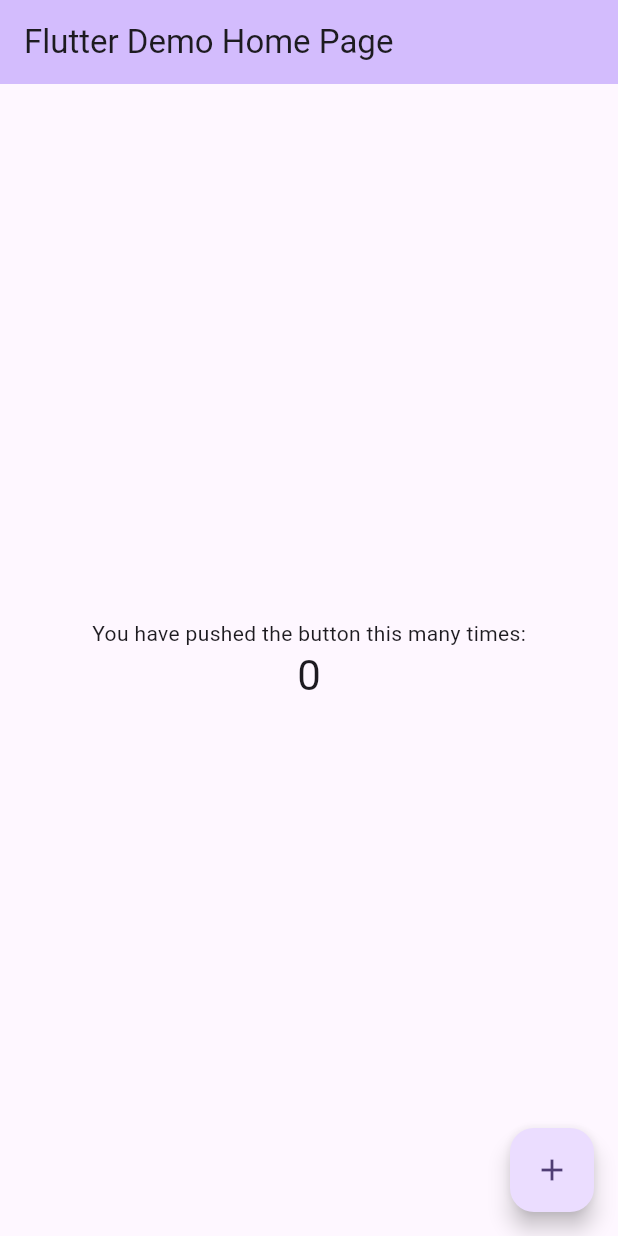
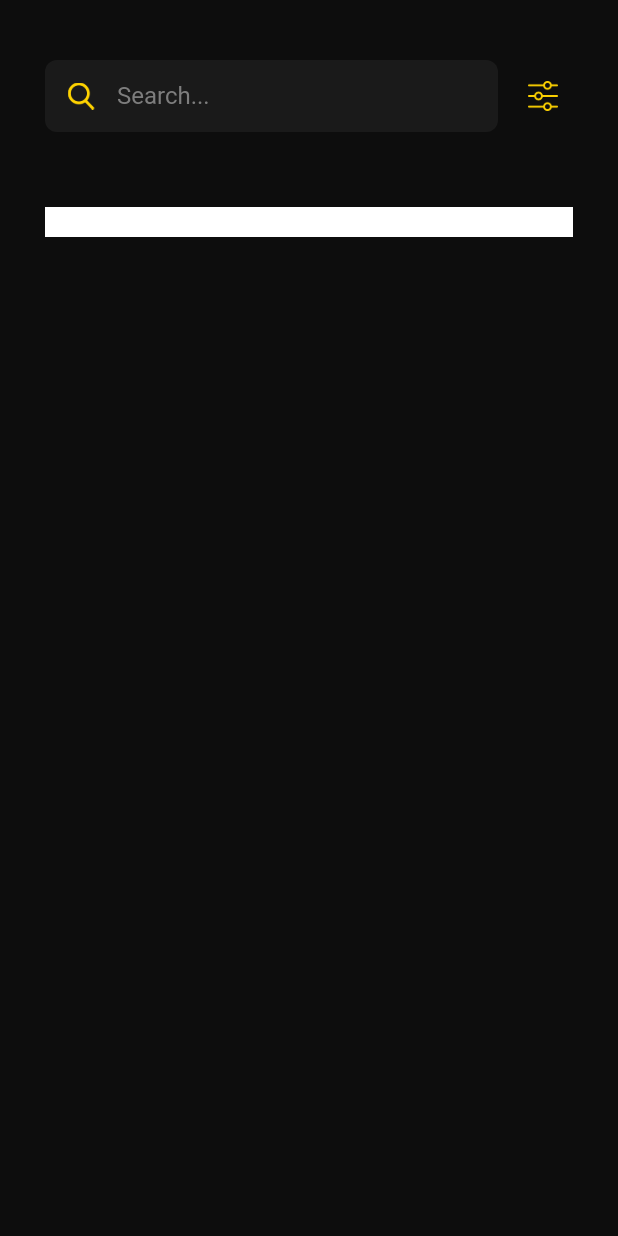
Before and after one commit to Tahmeedzam/AlgoApp, a Flutter app: the screen it shows after launch, on a phone screen of 412 x 824 dp. Run offline on Flutter 3.47's test engine with Material 3 defaults, Android fonts, the phone set to English and light mode, and no system bars; our stand-ins replace firebase_core; accounts and stored records are empty.

Commit message:
Home page search bar done

```diff
--- /dev/null
+++ b/lib/components/bigCard.dart
@@ -0,0 +1,13 @@
+import 'package:flutter/material.dart';
+
+class bigCard extends StatelessWidget {
+  const bigCard({super.key});
+
+  @override
+  Widget build(BuildContext context) {
+    return Padding(
+      padding: const EdgeInsets.all(8.0),
+      child: Container(height: 200, color: Color(0xff1A1A1A)),
+    );
+  }
+}
--- a/lib/main.dart
+++ b/lib/main.dart
@@ -1,3 +1,5 @@
+import 'package:algosapp/pages/HomePage.dart';
+import 'package:algosapp/theme/theme.dart';
 import 'package:firebase_core/firebase_core.dart';
 import 'package:flutter/material.dart';
 
@@ -15,112 +17,12 @@ class MyApp extends StatelessWidget {
   @override
   Widget build(BuildContext context) {
     return MaterialApp(
+      debugShowCheckedModeBanner: false,
       title: 'Flutter Demo',
-      theme: ThemeData(
-        // This is the theme of your application.
-        //
-        // TRY THIS: Try running your application with "flutter run". You'll see
-        // the application has a purple toolbar. Then, without quitting the app,
-        // try changing the seedColor in the colorScheme below to Colors.green
-        // and then invoke "hot reload" (save your changes or press the "hot
-        // reload" button in a Flutter-supported IDE, or press "r" if you used
-        // the command line to start the app).
-        //
-        // Notice that the counter didn't reset back to zero; the application
-        // state is not lost during the reload. To reset the state, use hot
-        // restart instead.
-        //
-        // This works for code too, not just values: Most code changes can be
-        // tested with just a hot reload.
-        colorScheme: ColorScheme.fromSeed(seedColor: Colors.deepPurple),
-      ),
-      home: const MyHomePage(title: 'Flutter Demo Home Page'),
+      theme: lightMode,
+      darkTheme: darkMode,
+      themeMode: ThemeMode.dark,
+      home: HomePage(),
     );
   }
 }
-
-class MyHomePage extends StatefulWidget {
-  const MyHomePage({super.key, required this.title});
-
-  // This widget is the home page of your application. It is stateful, meaning
-  // that it has a State object (defined below) that contains fields that affect
-  // how it looks.
-
-  // This class is the configuration for the state. It holds the values (in this
-  // case the title) provided by the parent (in this case the App widget) and
-  // used by the build method of the State. Fields in a Widget subclass are
-  // always marked "final".
-
-  final String title;
-
-  @override
-  State<MyHomePage> createState() => _MyHomePageState();
-}
-
-class _MyHomePageState extends State<MyHomePage> {
-  int _counter = 0;
-
-  void _incrementCounter() {
-    setState(() {
-      // This call to setState tells the Flutter framework that something has
-      // changed in this State, which causes it to rerun the build method below
-      // so that the display can reflect the updated values. If we changed
-      // _counter without calling setState(), then the build method would not be
-      // called again, and so nothing would appear to happen.
-      _counter++;
-    });
-  }
-
-  @override
-  Widget build(BuildContext context) {
-    // This method is rerun every time setState is called, for instance as done
-    // by the _incrementCounter method above.
-    //
-    // The Flutter framework has been optimized to make rerunning build methods
-    // fast, so that you can just rebuild anything that needs updating rather
-    // than having to individually change instances of widgets.
-    return Scaffold(
-      appBar: AppBar(
-        // TRY THIS: Try changing the color here to a specific color (to
-        // Colors.amber, perhaps?) and trigger a hot reload to see the AppBar
-        // change color while the other colors stay the same.
-        backgroundColor: Theme.of(context).colorScheme.inversePrimary,
-        // Here we take the value from the MyHomePage object that was created by
-        // the App.build method, and use it to set our appbar title.
-        title: Text(widget.title),
-      ),
-      body: Center(
-        // Center is a layout widget. It takes a single child and positions it
-        // in the middle of the parent.
-        child: Column(
-          // Column is also a layout widget. It takes a list of children and
-          // arranges them vertically. By default, it sizes itself to fit its
-          // children horizontally, and tries to be as tall as its parent.
-          //
-          // Column has various properties to control how it sizes itself and
-          // how it positions its children. Here we use mainAxisAlignment to
-          // center the children vertically; the main axis here is the vertical
-          // axis because Columns are vertical (the cross axis would be
-          // horizontal).
-          //
-          // TRY THIS: Invoke "debug painting" (choose the "Toggle Debug Paint"
-          // action in the IDE, or press "p" in the console), to see the
-          // wireframe for each widget.
-          mainAxisAlignment: MainAxisAlignment.center,
-          children: <Widget>[
-            const Text('You have pushed the button this many times:'),
-            Text(
-              '$_counter',
-              style: Theme.of(context).textTheme.headlineMedium,
-            ),
-          ],
-        ),
-      ),
-      floatingActionButton: FloatingActionButton(
-        onPressed: _incrementCounter,
-        tooltip: 'Increment',
-        child: const Icon(Icons.add),
-      ), // This trailing comma makes auto-formatting nicer for build methods.
-    );
-  }
-}
--- /dev/null
+++ b/lib/pages/HomePage.dart
@@ -0,0 +1,73 @@
+import 'package:flutter/material.dart';
+
+class HomePage extends StatefulWidget {
+  const HomePage({super.key});
+
+  @override
+  State<HomePage> createState() => _HomePageState();
+}
+
+class _HomePageState extends State<HomePage> {
+  @override
+  Widget build(BuildContext context) {
+    return Scaffold(
+      backgroundColor: Color(0xff0D0D0D),
+      body: SafeArea(
+        child: Padding(
+          padding: const EdgeInsets.only(top: 40, left: 30, right: 30),
+          child: Column(
+            mainAxisAlignment: MainAxisAlignment.start,
+            children: [
+              Row(
+                children: [
+                  Expanded(
+                    child: TextField(
+                      decoration: InputDecoration(
+                        hintText: 'Search...',
+                        hintStyle: TextStyle(color: Color(0xff7D7D7D)),
+                        filled: true,
+                        fillColor: Color(0xff1A1A1A),
+                        contentPadding: EdgeInsets.symmetric(horizontal: 12),
+                        prefixIcon: Padding(
+                          padding: const EdgeInsets.all(15.0),
+                          child: Image.asset(
+                            'assets/icons/search.png',
+                            color: Color(0xffFFD300),
+                            height: 10,
+                            width: 10,
+                          ),
+                        ),
+
+                        border: OutlineInputBorder(
+                          borderRadius: BorderRadius.circular(8),
+                          borderSide: BorderSide.none,
+                        ),
+                      ),
+                    ),
+                  ),
+                  SizedBox(width: 10),
+                  // Filter Icon with spacing
+                  GestureDetector(
+                    onTap: () {},
+                    child: Container(
+                      padding: EdgeInsets.all(10),
+                      child: Image.asset(
+                        'assets/icons/filter.png',
+                        color: Color(0xffFFD300),
+                        height: 20,
+                        width: 20,
+                      ),
+                    ),
+                  ),
+                ],
+              ),
+              SizedBox(height: 50),
+
+              Container(height: 20, color: Colors.white),
+            ],
+          ),
+        ),
+      ),
+    );
+  }
+}
--- /dev/null
+++ b/lib/theme/theme.dart
@@ -0,0 +1,23 @@
+import 'package:flutter/material.dart';
+
+ThemeData lightMode = ThemeData(
+  brightness: Brightness.light,
+  colorScheme: ColorScheme.light(surface: Color(0xff0D0D0D)),
+);
+
+ThemeData darkMode = ThemeData(
+  brightness: Brightness.dark,
+  colorScheme: const ColorScheme.dark(
+    background: Color(0xff0D0D0D),
+    onBackground: Color(0xff1A1A1A),
+    primary: Color(0xffFFD300),
+    onPrimary: Color(0xffFFB300),
+    secondary: Color(0xff7D7D7D),
+    surface: Color(0xff0D0D0D),
+    onSurface: Colors.white,
+    onSecondary: Colors.white,
+    error: Colors.red,
+    onError: Colors.white,
+  ),
+  useMaterial3: false,
+);
```
Also changed, not shown: pubspec.yaml (+4 -3 lines), assets/icons/filter.png (added), assets/icons/filtersvg.svg (added), assets/icons/search.png (added), pubspec.lock.
